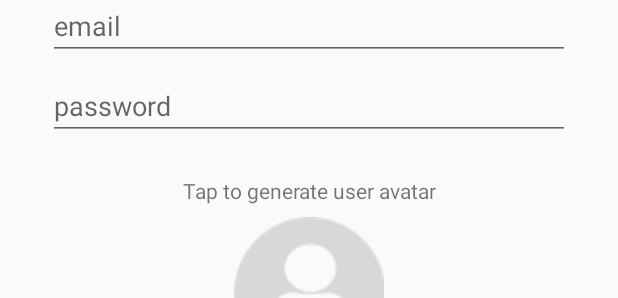
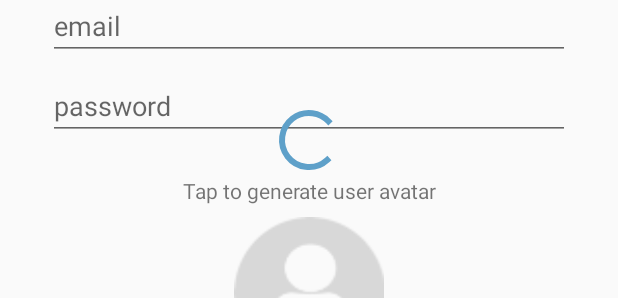
Before and after one commit to FrancisLevesque/SmackChat, an Android app: the layout activity_create_user.xml on its own in the app's theme, with its tools: preview values and no code run, on a phone screen of 412 x 824 dp. Shown: the part 136-434 px from the top of the screen. Run offline under Robolectric (Android 15) with nearby library versions, the phone set to English and light mode, and no system bars.

```diff
--- a/app/src/main/java/com/example/smack/Utilities/Constants.kt
+++ b/app/src/main/java/com/example/smack/Utilities/Constants.kt
@@ -4,3 +4,6 @@ const val BASE_URL = "http://10.0.2.2:3005/v1/"
 const val URL_REGISTER = "${BASE_URL}account/register"
 const val URL_LOGIN = "${BASE_URL}account/login"
 const val URL_CREATE_USER = "${BASE_URL}user/add"
+
+// Broadcast Constants
+const val BROADCAST_USER_DATA_CHANGE = "BROADCAST_USER_DATA_CHANGE"
--- a/app/src/main/res/layout/activity_create_user.xml
+++ b/app/src/main/res/layout/activity_create_user.xml
@@ -107,4 +107,13 @@
         app:layout_constraintBottom_toBottomOf="parent"
         app:layout_constraintEnd_toEndOf="parent"
         app:layout_constraintStart_toStartOf="parent" />
+
+    <ProgressBar
+        android:id="@+id/createSpinner"
+        style="?android:attr/progressBarStyle"
+        android:layout_width="wrap_content"
+        android:layout_height="wrap_content"
+        app:layout_constraintBottom_toTopOf="@+id/textView2"
+        app:layout_constraintEnd_toEndOf="parent"
+        app:layout_constraintStart_toStartOf="parent" />
 </androidx.constraintlayout.widget.ConstraintLayout>
```
Also changed, not shown: app/src/main/java/com/example/smack/Controller/CreateUserActivity.kt (+39 -0 lines).
